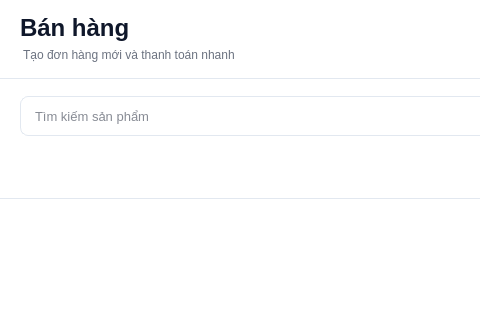
This is src/gui/tabs/pos.ui in letrankhang/Supermarket_Manager as Qt 5 draws it before an edit; both pictures show x 0 to 480 and y 0 to 320 of the 1280 by 860 pixel window. The edited form follows.
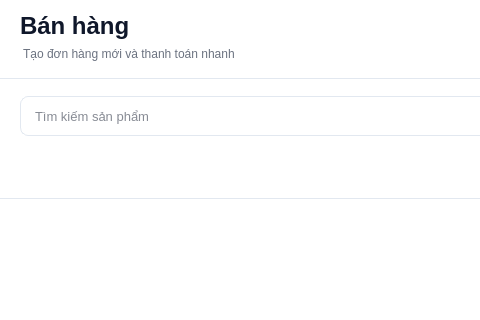
This is the edited form.

```diff
--- a/src/gui/tabs/pos.ui
+++ b/src/gui/tabs/pos.ui
@@ -483,7 +483,7 @@
             <number>0</number>
            </property>
            <property name="topMargin">
-            <number>2</number>
+            <number>0</number>
            </property>
            <property name="rightMargin">
             <number>0</number>
```
